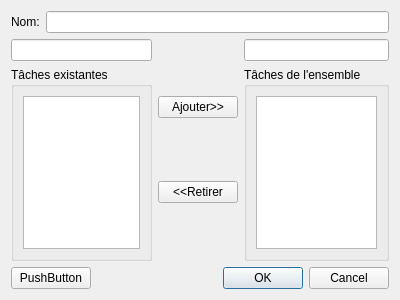
This is InfoDynamiqueQt/Vues/vuegestionensemble.ui in AlexandreGirardin/ProjetAnalyse as Qt 5 draws it before an edit. The edited form follows.
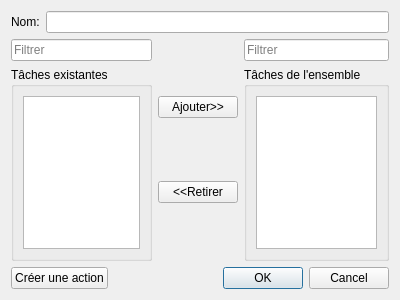
This is the edited form.

```diff
--- a/InfoDynamiqueQt/Vues/vuegestionensemble.ui
+++ b/InfoDynamiqueQt/Vues/vuegestionensemble.ui
@@ -33,7 +33,11 @@
      <item>
       <layout class="QVBoxLayout" name="verticalLayout_2">
        <item>
-        <widget class="QLineEdit" name="lineEdit"/>
+        <widget class="QLineEdit" name="filtreExistantes">
+         <property name="placeholderText">
+          <string>Filtrer</string>
+         </property>
+        </widget>
        </item>
        <item>
         <widget class="QGroupBox" name="groupBox">
@@ -70,7 +74,11 @@
      <item>
       <layout class="QVBoxLayout" name="verticalLayout_4">
        <item>
-        <widget class="QLineEdit" name="lineEdit_2"/>
+        <widget class="QLineEdit" name="filtreSelectionnees">
+         <property name="placeholderText">
+          <string>Filtrer</string>
+         </property>
+        </widget>
        </item>
        <item>
         <widget class="QGroupBox" name="groupBox_2">
@@ -93,7 +101,7 @@
      <item>
       <widget class="QPushButton" name="pushButton_3">
        <property name="text">
-        <string>PushButton</string>
+        <string>Créer une action</string>
        </property>
       </widget>
      </item>
```
Left out of the diff: 20 changed lines with no effect on the pictures.
